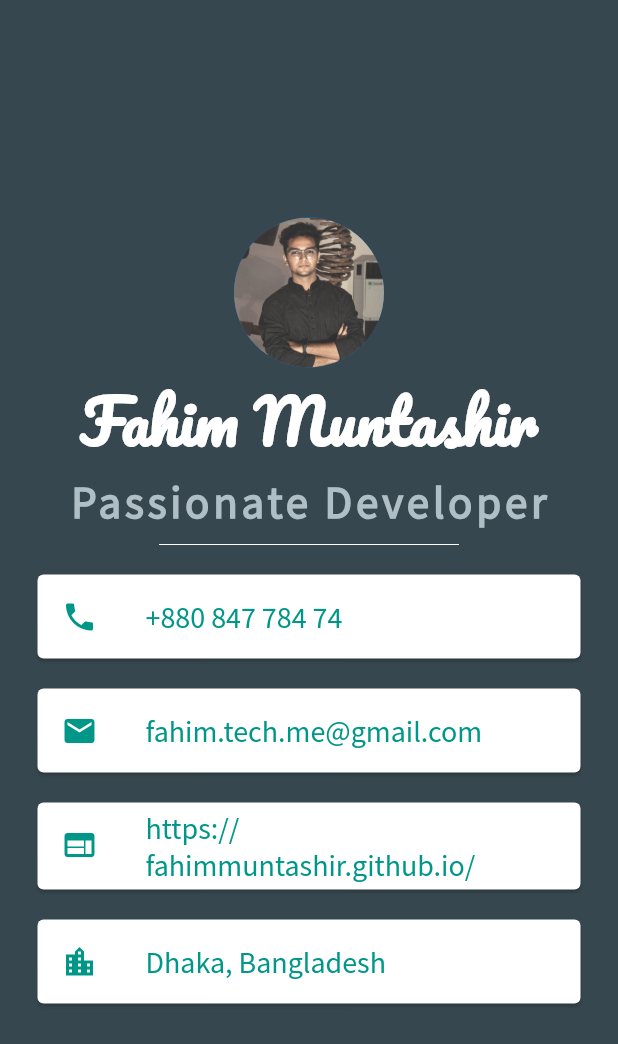
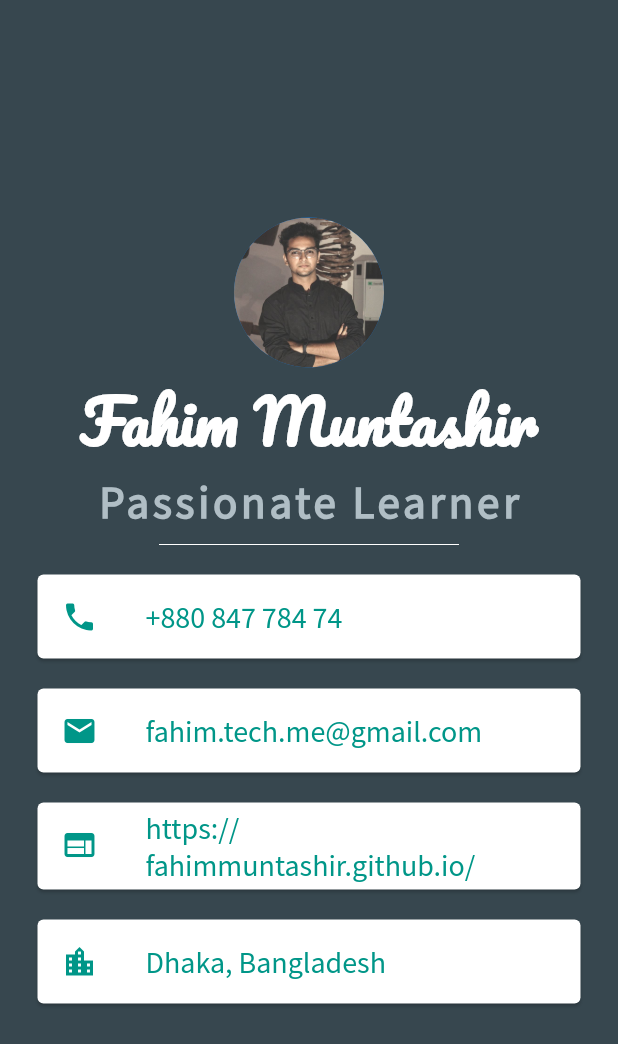
Before and after one commit to FahimMuntashir/Flutter-ProfilePageUI, a Flutter app: the screen it shows after launch, on a phone screen of 412 x 824 dp. Shown: the top 1044 px of the screen. Run offline on Flutter 3.47's test engine with Material 2 defaults, Android fonts, the phone set to English and light mode, and no system bars.

Commit message:
final demo

```diff
--- a/lib/main.dart
+++ b/lib/main.dart
@@ -12,6 +12,7 @@ void main() => runApp(MyApp());
 class MyApp extends StatelessWidget {
   @override
   Widget build(BuildContext context) {
+
     return MaterialApp(
       home: Home(),
     );
@@ -19,6 +20,7 @@ class MyApp extends StatelessWidget {
 }
 
 class Home extends StatelessWidget {
+
   void _showDialog(BuildContext context, {String title, String msg}) {
     final Dialog = AlertDialog(
       title: Text(title),
@@ -38,11 +40,12 @@ class Home extends StatelessWidget {
         )
       ],
     );
-    showDialog(context: context, builder: (x) => Dialog);
+    showDialog(context: context, builder: (x) =>  Dialog);
   }
 
   @override
   Widget build(BuildContext context) {
+
     return Scaffold(
       backgroundColor: Colors.blueGrey[800],
       body: SafeArea(
@@ -63,7 +66,7 @@ class Home extends StatelessWidget {
               ),
             ),
             Text(
-              'Passionate Developer',
+              'Passionate Learner',
               style: TextStyle(
                   fontSize: 30.0,
                   color: Colors.blueGrey[200],
```
Also changed, not shown: demo.jpg (added).
